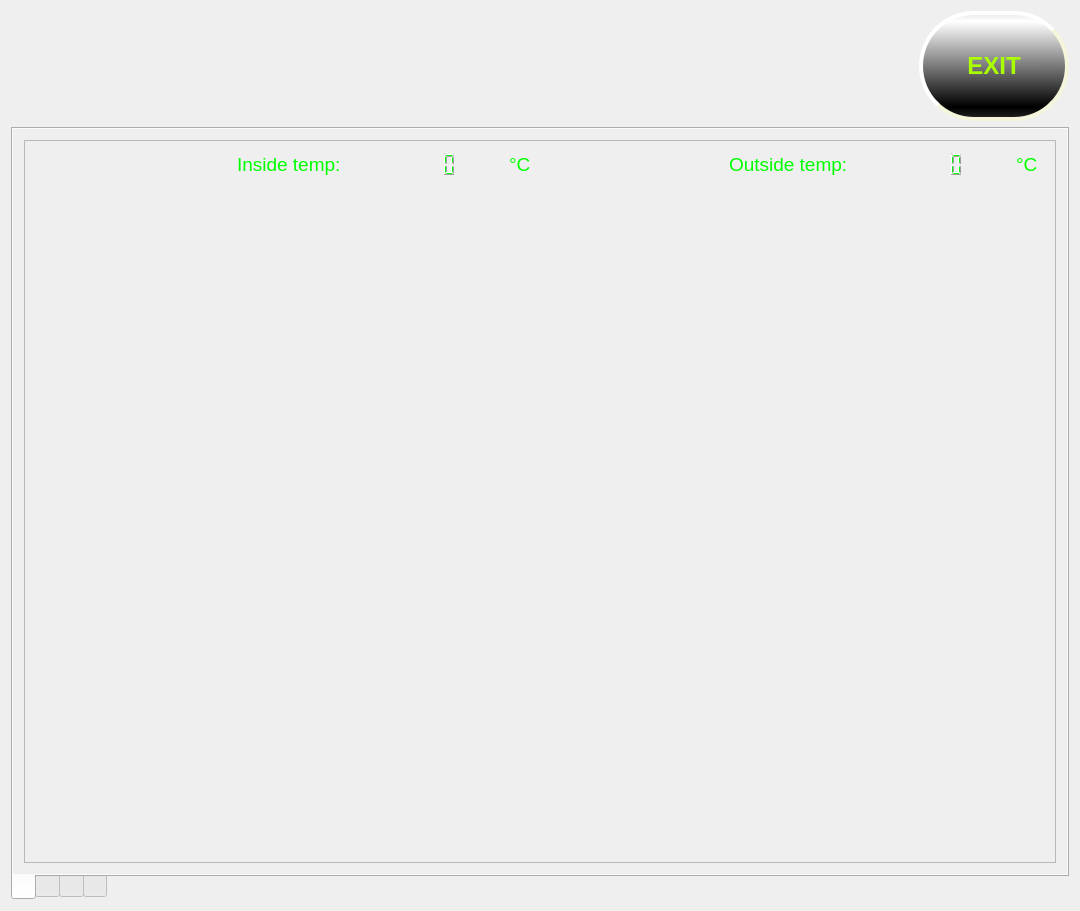
cyniu88/QT_kurs, file iDom_Client/idom_client.ui: the form before one commit.
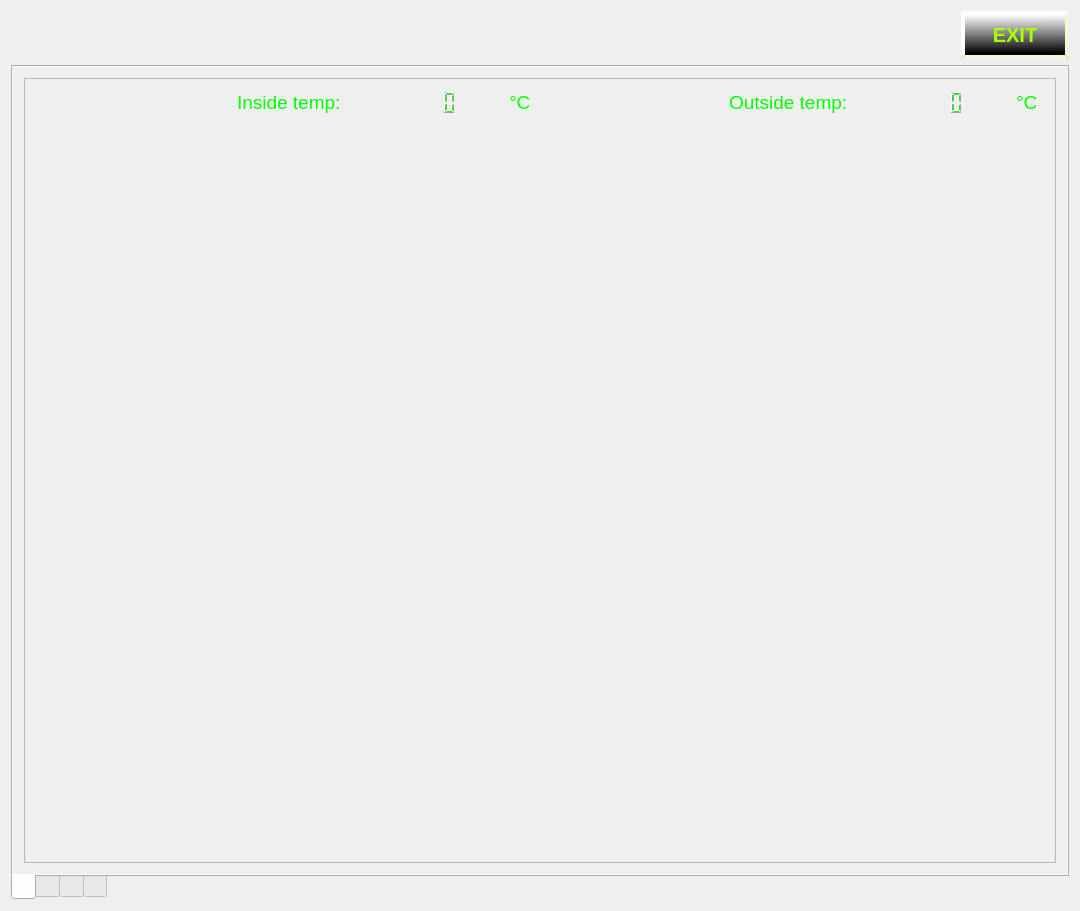
The form after the commit. The open tabs and pages were chosen to show the change. Icons and pictures are not drawn.

Commit message: poprawa ikony EXIT

```diff
--- a/iDom_Client/idom_client.ui
+++ b/iDom_Client/idom_client.ui
@@ -74,15 +74,15 @@
         <item row="0" column="0" colspan="2">
          <widget class="QPushButton" name="exitButton">
           <property name="sizePolicy">
-           <sizepolicy hsizetype="Preferred" vsizetype="Maximum">
+           <sizepolicy hsizetype="Maximum" vsizetype="Ignored">
             <horstretch>0</horstretch>
             <verstretch>0</verstretch>
            </sizepolicy>
           </property>
           <property name="minimumSize">
            <size>
-            <width>150</width>
-            <height>110</height>
+            <width>0</width>
+            <height>0</height>
            </size>
           </property>
           <property name="styleSheet">
@@ -92,14 +92,14 @@
  border-style: outset;
     border-width: 4px;
 border-color: rgb(255, 255, 255);
-    border-radius: 55px;
+    border-radius: 25px;
     border-color: beige;
-    font: bold 24px;
+    font: bold 20px;
  
  </string>
           </property>
           <property name="text">
-           <string>EXIT</string>
+           <string>     EXIT     </string>
           </property>
          </widget>
         </item>
@@ -284,7 +284,7 @@
                <x>0</x>
                <y>0</y>
                <width>1026</width>
-               <height>671</height>
+               <height>722</height>
               </rect>
              </property>
              <layout class="QVBoxLayout" name="verticalLayout_6">
```
The commit also changes 1 other file.
